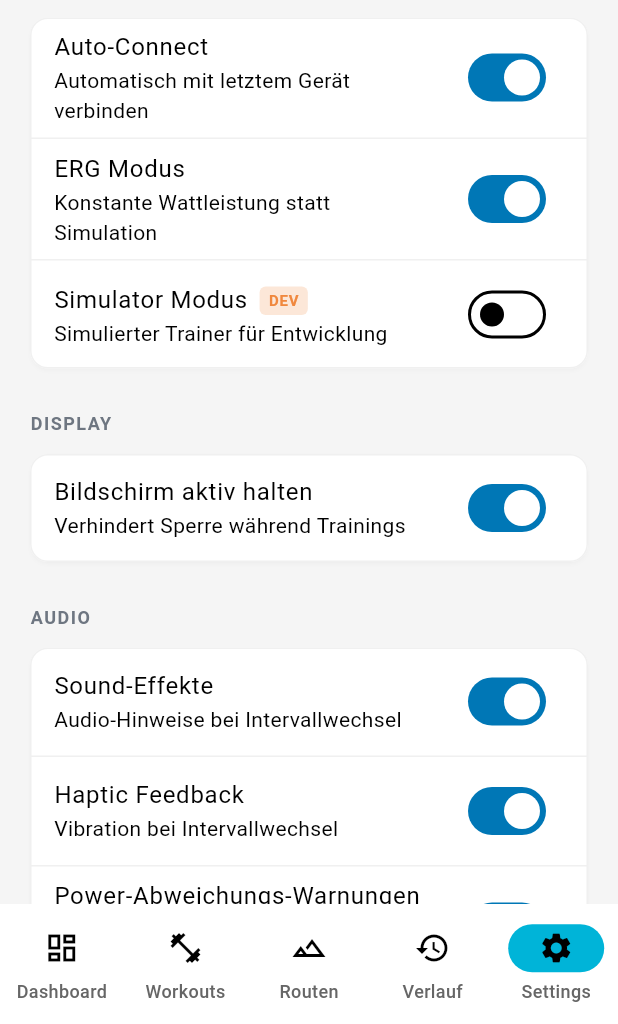
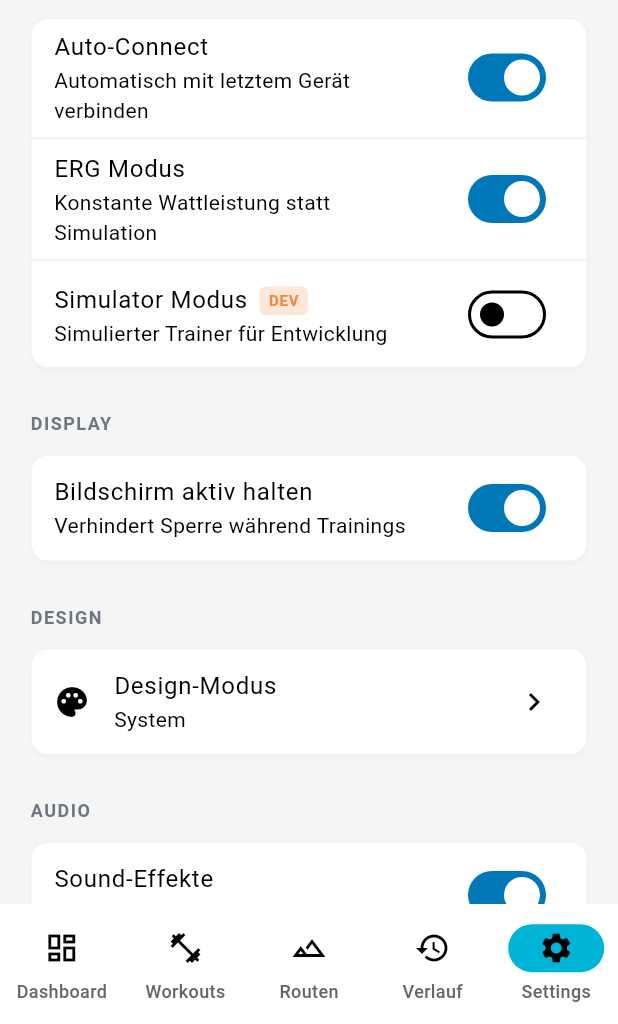
Before and after one commit to sprobst76/VibedKickr, a Flutter app: the SettingsPage screen opened by its route, scrolled down 576 dp, on a phone screen of 412 x 824 dp, the part 212-1236 px from its top. Run offline on Flutter 3.47's test engine with Material 3 defaults, Android fonts, the phone set to English and light mode, and no system bars; our stand-ins replace dio, drift, equatable, file_picker, fl_chart, flutter_blue_plus and 8 more; missing offline and left inert: gpx; accounts and stored records are empty; generated files the repository leaves out were written again.

Commit message:
feat: Add theme selection UI to Settings page
- Add 'Design' section with theme mode selector
- Implement _showThemeModeDialog with radio button options
  (System, Light, Dark)
- Add _getThemeModeLabel helper to display current theme
- Watch themeModeProvider in settings build
- Users can now switch between system default, light, and dark modes
- Theme preference persists through themeModeProvider state

Co-Authored-By: Claude Haiku 4.5 <noreply@anthropic.com>

```diff
--- a/lib/features/settings/presentation/pages/settings_page.dart
+++ b/lib/features/settings/presentation/pages/settings_page.dart
@@ -21,6 +21,7 @@ class SettingsPage extends ConsumerWidget {
     final ergMode = ref.watch(ergModeProvider);
     final simulatorMode = ref.watch(simulatorModeProvider);
     final keepScreenOn = ref.watch(keepScreenOnProvider);
+    final themeMode = ref.watch(themeModeProvider);
 
     return Scaffold(
       appBar: AppBar(
@@ -152,6 +153,19 @@ class SettingsPage extends ConsumerWidget {
               onChanged: (value) {
                 ref.read(keepScreenOnProvider.notifier).state = value;
               },
+            ),
+          ),
+          const SizedBox(height: 24),
+
+          // Theme
+          _SectionHeader(title: 'Design'),
+          Card(
+            child: ListTile(
+              leading: const Icon(Icons.palette),
+              title: const Text('Design-Modus'),
+              subtitle: Text(_getThemeModeLabel(themeMode)),
+              trailing: const Icon(Icons.chevron_right),
+              onTap: () => _showThemeModeDialog(context, ref, themeMode),
             ),
           ),
           const SizedBox(height: 24),
@@ -401,6 +415,64 @@ class SettingsPage extends ConsumerWidget {
       ),
     );
   }
+
+  void _showThemeModeDialog(BuildContext context, WidgetRef ref, ThemeMode currentMode) {
+    showDialog(
+      context: context,
+      builder: (context) => AlertDialog(
+        title: const Text('Design-Modus'),
+        content: Column(
+          mainAxisSize: MainAxisSize.min,
+          children: [
+            RadioListTile<ThemeMode>(
+              title: const Text('System'),
+              subtitle: const Text('Folgt Systemeinstellung'),
+              value: ThemeMode.system,
+              groupValue: currentMode,
+              onChanged: (value) {
+                if (value != null) {
+                  ref.read(themeModeProvider.notifier).state = value;
+                  Navigator.pop(context);
+                }
+              },
+            ),
+            RadioListTile<ThemeMode>(
+              title: const Text('Helles Design'),
+              subtitle: const Text('Immer helles Design'),
+              value: ThemeMode.light,
+              groupValue: currentMode,
+              onChanged: (value) {
+                if (value != null) {
+                  ref.read(themeModeProvider.notifier).state = value;
+                  Navigator.pop(context);
+                }
+              },
+            ),
+            RadioListTile<ThemeMode>(
+              title: const Text('Dunkles Design'),
+              subtitle: const Text('Immer dunkles Design'),
+              value: ThemeMode.dark,
+              groupValue: currentMode,
+              onChanged: (value) {
+                if (value != null) {
+                  ref.read(themeModeProvider.notifier).state = value;
+                  Navigator.pop(context);
+                }
+              },
+            ),
+          ],
+        ),
+      ),
+    );
+  }
+
+  String _getThemeModeLabel(ThemeMode mode) {
+    return switch (mode) {
+      ThemeMode.system => 'System',
+      ThemeMode.light => 'Hell',
+      ThemeMode.dark => 'Dunkel',
+    };
+  }
 }
 
 class _SectionHeader extends StatelessWidget {
```
